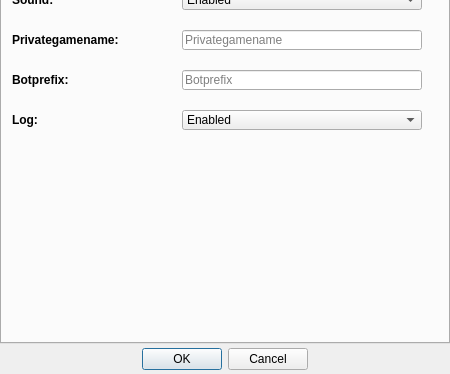
Above: GProxy/source/ConfigGUI.ui from irknet/gproxy-ghostgraz before the change; both pictures show x 0 to 450 and y 176 to 550 of the 450 by 550 pixel window. Below: the same form after it.
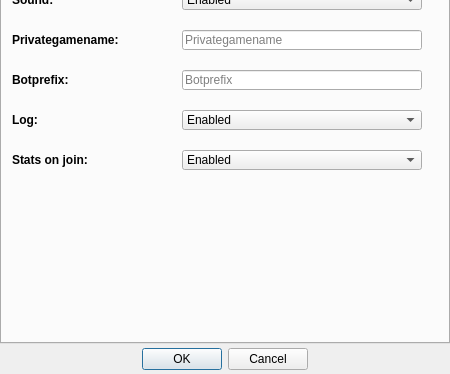
That is the form after the change. The open tabs and pages were chosen to show the change. Icons and pictures are not drawn. Custom widgets are drawn as their Qt base class.

Commit message: Fixed Whispers not working correctly when new lines are on the input box (Old commit) Fixed Spoofchecking (Old commit) Added Statspage full players search on join with option on config Added joinstats on the config GUI Added cdkeysowner on the config GUI Set version to v2.3.3

Diff of the .ui file:
```diff
--- a/GProxy/source/ConfigGUI.ui
+++ b/GProxy/source/ConfigGUI.ui
@@ -1635,6 +1635,64 @@
       <string>GhostGraz password</string>
      </property>
     </widget>
+    <widget class="QLabel" name="joinstatsLabel">
+     <property name="geometry">
+      <rect>
+       <x>10</x>
+       <y>300</y>
+       <width>160</width>
+       <height>20</height>
+      </rect>
+     </property>
+     <property name="font">
+      <font>
+       <family>Arial</family>
+       <pointsize>9</pointsize>
+       <weight>75</weight>
+       <bold>true</bold>
+      </font>
+     </property>
+     <property name="whatsThis">
+      <string>If stats are enabled, gproxy will show the stats of each player on join or when he joins</string>
+     </property>
+     <property name="text">
+      <string>Stats on join:</string>
+     </property>
+    </widget>
+    <widget class="QComboBox" name="joinstatsCombobox">
+     <property name="geometry">
+      <rect>
+       <x>180</x>
+       <y>300</y>
+       <width>240</width>
+       <height>20</height>
+      </rect>
+     </property>
+     <property name="font">
+      <font>
+       <family>Arial</family>
+       <pointsize>9</pointsize>
+       <weight>50</weight>
+       <bold>false</bold>
+      </font>
+     </property>
+     <property name="whatsThis">
+      <string>If stats are enabled, gproxy will show the stats of each player on join or when he joins</string>
+     </property>
+     <property name="maxCount">
+      <number>10</number>
+     </property>
+     <item>
+      <property name="text">
+       <string>Enabled</string>
+      </property>
+     </item>
+     <item>
+      <property name="text">
+       <string>Disabled</string>
+      </property>
+     </item>
+    </widget>
    </widget>
   </widget>
  </widget>
```
Left out of the diff: 49 changed lines with no effect on the pictures. The commit also changes 4 other files.
